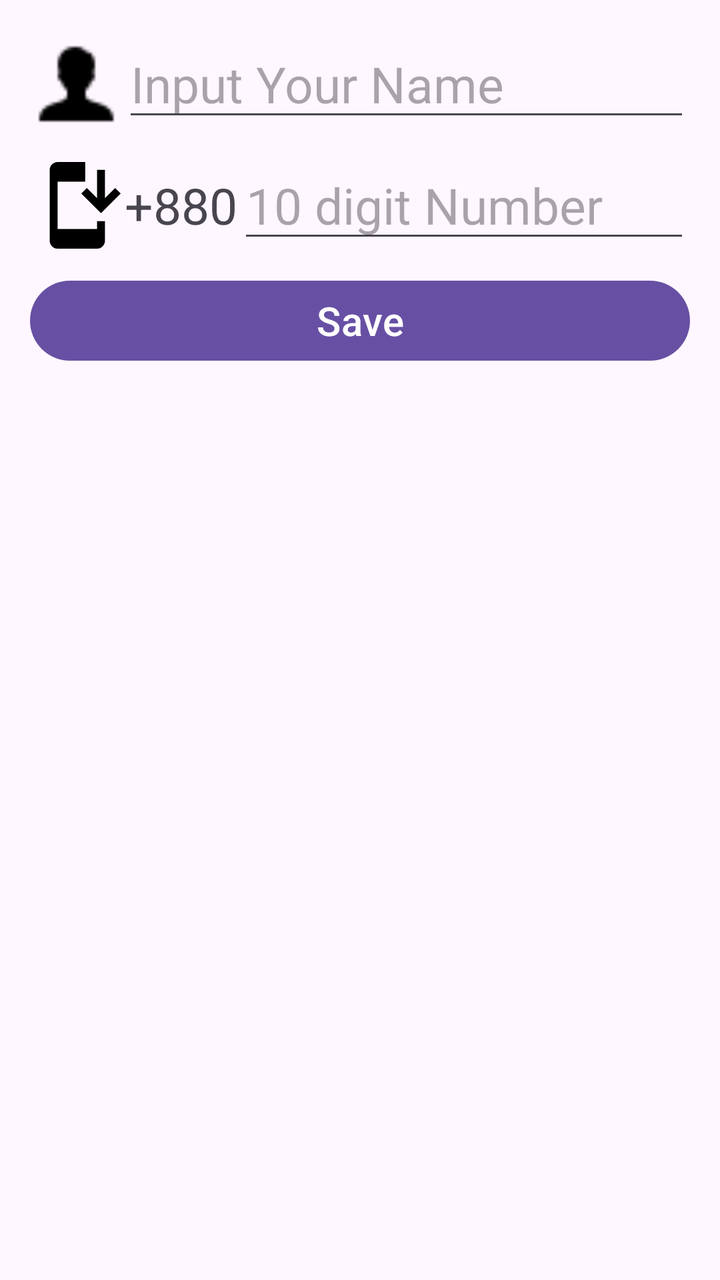
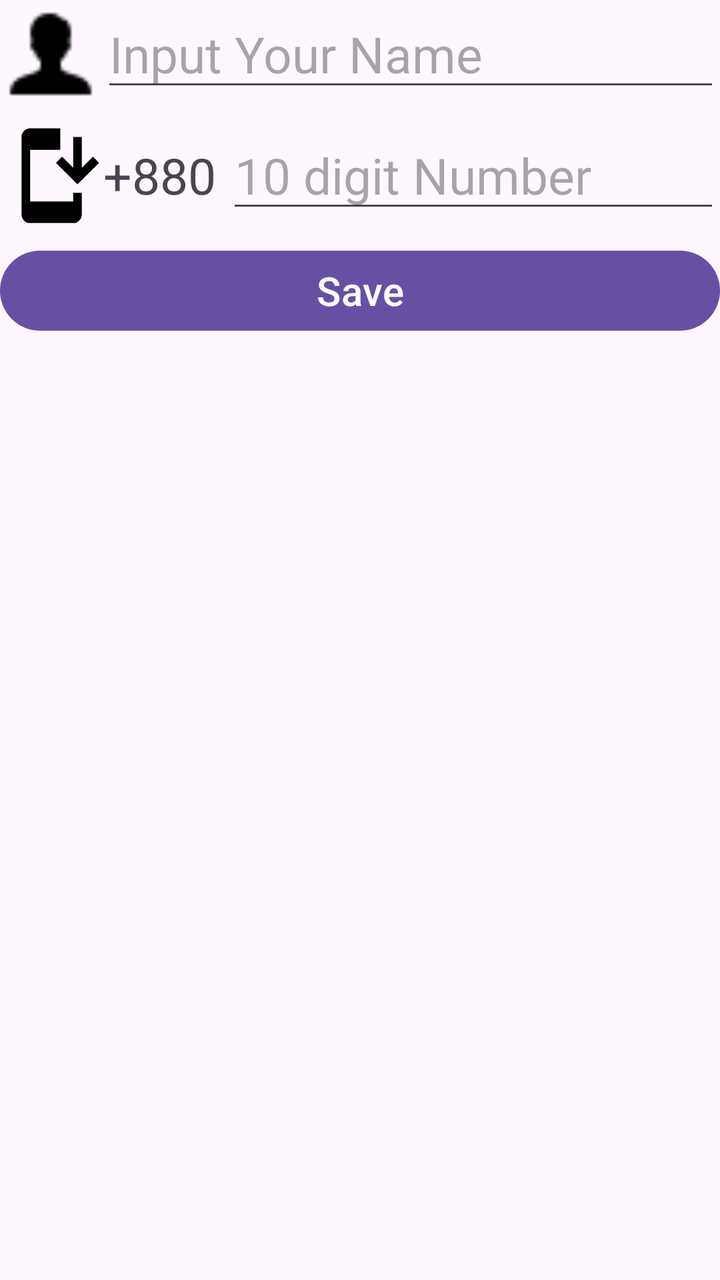

An Android layout rendered at two revisions. The XML below is the earlier revision; the diff shows what the commit changed to produce the second picture.
<!-- AndroidManifest.xml: application theme Theme.FristProject__Kt -->
<!-- res/layout/activity_main4.xml -->
<?xml version="1.0" encoding="utf-8"?>
<LinearLayout xmlns:android="http://schemas.android.com/apk/res/android"
    xmlns:app="http://schemas.android.com/apk/res-auto"
    xmlns:tools="http://schemas.android.com/tools"
    android:id="@+id/main"
    android:layout_width="match_parent"
    android:layout_height="match_parent"
    tools:context=".MainActivity2"
    android:orientation="vertical"
    android:padding="15dp"
    >

    <LinearLayout
        android:layout_width="match_parent"
        android:layout_height="wrap_content"
        android:orientation="horizontal"
        android:weightSum="5"
        >

        <ImageView
            android:layout_width="match_parent"
            android:layout_height="54dp"
            android:src="@drawable/man_icon"
            android:layout_weight="4.3"
            />

        <EditText
            android:id="@+id/edtNam"
            android:layout_width="match_parent"
            android:layout_height="wrap_content"
            android:hint="Input Your Name"
            android:textSize="25dp"
            android:text=""
            android:inputType="text"
            android:layout_marginBottom="10dp"
            android:layout_weight="0.7"
            />


    </LinearLayout>

    <LinearLayout
        android:layout_width="match_parent"
        android:layout_height="wrap_content"
        android:orientation="horizontal"
        android:weightSum="7"
        >

        <ImageView
            android:layout_width="match_parent"
            android:layout_height="54dp"
            android:src="@drawable/baseline_install_mobile_24"
            android:layout_weight="3"
            />

        <TextView
            android:layout_width="match_parent"
            android:layout_height="54dp"
            android:text="+880"
            android:textSize="25dp"
            android:layout_weight="2.9"
            />

        <EditText
            android:id="@+id/edtNum"
            android:layout_width="match_parent"
            android:layout_height="wrap_content"
            android:hint="10 digit Number"
            android:textSize="25dp"
            android:text=""
            android:inputType="phone"
            android:layout_marginBottom="10dp"
            android:layout_weight="1.1"
            />



    </LinearLayout>

    <Button
        android:id="@+id/btn"
        android:layout_width="match_parent"
        android:layout_height="wrap_content"
        android:text="Save"
        android:textSize="20dp"
        android:layout_marginBottom="10dp"
        />

</LinearLayout>
<!-- resources referenced by this layout -->
<resources>
  <!-- drawable baseline_install_mobile_24 (drawable) -->
  <vector xmlns:android="http://schemas.android.com/apk/res/android" android:height="24dp" android:tint="#000000" android:viewportHeight="24" android:viewportWidth="24" android:width="24dp">
        
      <path android:fillColor="@android:color/white" android:pathData="M17,18H7V6h7V1H7C5.9,1 5,1.9 5,3v18c0,1.1 0.9,2 2,2h10c1.1,0 2,-0.9 2,-2v-5h-2V18z"/>
        
      <path android:fillColor="@android:color/white" android:pathData="M18,14l5,-5l-1.41,-1.41l-2.59,2.58l0,-7.17l-2,0l0,7.17l-2.59,-2.58l-1.41,1.41z"/>
      
  </vector>
  <!-- drawable man_icon: png bitmap (drawable, 318 bytes) -->
  <style name="Theme.FristProject__Kt" parent="Base.Theme.FristProject__Kt" />
  <style name="Base.Theme.FristProject__Kt" parent="Theme.Material3.DayNight.NoActionBar">
          
          
      </style>
</resources>

<!-- the commit's change to res/layout/activity_main4.xml (unified diff, before → after) -->
@@ -1,40 +1,36 @@
 <?xml version="1.0" encoding="utf-8"?>
 <LinearLayout xmlns:android="http://schemas.android.com/apk/res/android"
-    xmlns:app="http://schemas.android.com/apk/res-auto"
     xmlns:tools="http://schemas.android.com/tools"
     android:id="@+id/main"
     android:layout_width="match_parent"
     android:layout_height="match_parent"
-    tools:context=".MainActivity2"
+    android:layout_margin="16dp"
+    android:fitsSystemWindows="true"
     android:orientation="vertical"
-    android:padding="15dp"
-    >
+    tools:context=".MainActivity2">
 
     <LinearLayout
         android:layout_width="match_parent"
         android:layout_height="wrap_content"
         android:orientation="horizontal"
-        android:weightSum="5"
-        >
+        android:weightSum="5">
 
         <ImageView
             android:layout_width="match_parent"
             android:layout_height="54dp"
-            android:src="@drawable/man_icon"
             android:layout_weight="4.3"
-            />
+            android:src="@drawable/man_icon" />
 
         <EditText
             android:id="@+id/edtNam"
             android:layout_width="match_parent"
             android:layout_height="wrap_content"
-            android:hint="Input Your Name"
-            android:textSize="25dp"
-            android:text=""
-            android:inputType="text"
             android:layout_marginBottom="10dp"
             android:layout_weight="0.7"
-            />
+            android:hint="Input Your Name"
+            android:inputType="text"
+            android:text=""
+            android:textSize="25dp" />
 
 
     </LinearLayout>
@@ -43,36 +39,31 @@
         android:layout_width="match_parent"
         android:layout_height="wrap_content"
         android:orientation="horizontal"
-        android:weightSum="7"
-        >
+        android:weightSum="7">
 
         <ImageView
             android:layout_width="match_parent"
             android:layout_height="54dp"
-            android:src="@drawable/baseline_install_mobile_24"
             android:layout_weight="3"
-            />
+            android:src="@drawable/baseline_install_mobile_24" />
 
         <TextView
             android:layout_width="match_parent"
             android:layout_height="54dp"
+            android:layout_weight="2.9"
             android:text="+880"
-            android:textSize="25dp"
-            android:layout_weight="2.9"
-            />
+            android:textSize="25dp" />
 
         <EditText
             android:id="@+id/edtNum"
             android:layout_width="match_parent"
             android:layout_height="wrap_content"
-            android:hint="10 digit Number"
-            android:textSize="25dp"
-            android:text=""
-            android:inputType="phone"
             android:layout_marginBottom="10dp"
             android:layout_weight="1.1"
-            />
-
+            android:hint="10 digit Number"
+            android:inputType="phone"
+            android:text=""
+            android:textSize="25dp" />
 
 
     </LinearLayout>
@@ -81,9 +72,8 @@
         android:id="@+id/btn"
         android:layout_width="match_parent"
         android:layout_height="wrap_content"
+        android:layout_marginBottom="10dp"
         android:text="Save"
-        android:textSize="20dp"
-        android:layout_marginBottom="10dp"
-        />
+        android:textSize="20dp" />
 
 </LinearLayout>
